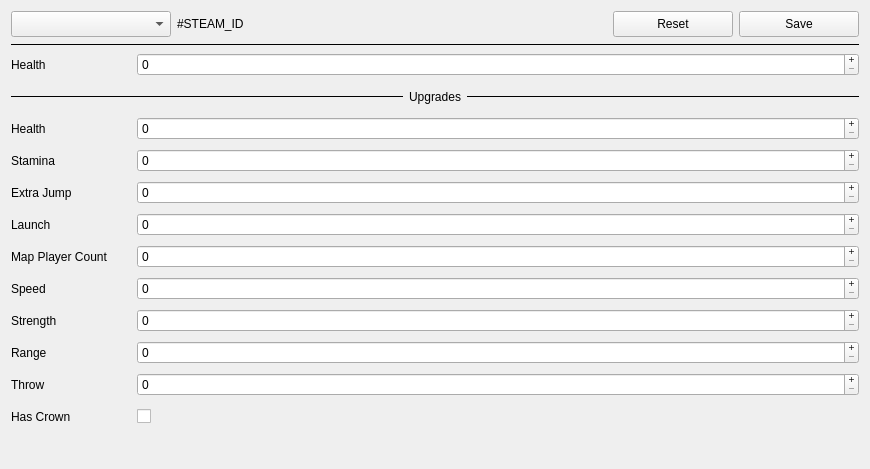
Qt form src/widgets/playerwidget/playerwidget.ui (XZSt4nce/repo-save-editor) before a commit.
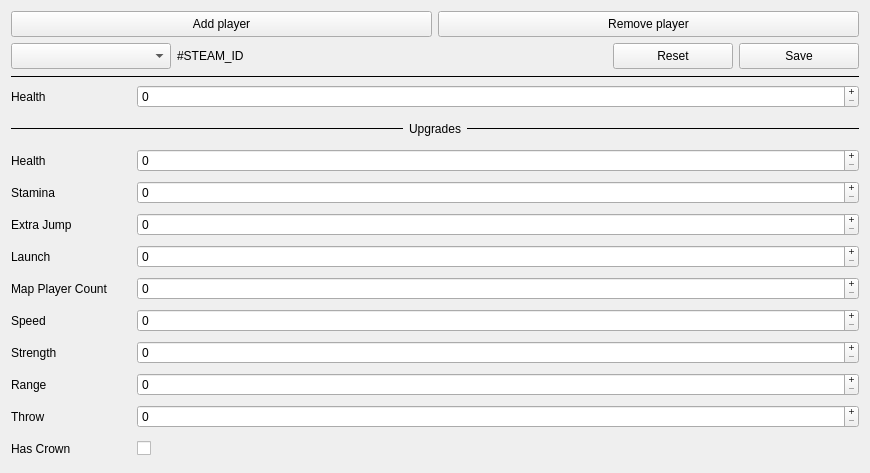
The same form after that commit. Custom widgets are drawn as their Qt base class.

Commit message: Little restructurization; Player adding/removing moved to players tab from menu

```diff
--- a/src/widgets/playerwidget/playerwidget.ui
+++ b/src/widgets/playerwidget/playerwidget.ui
@@ -65,6 +65,48 @@
      </widget>
      <widget class="QWidget" name="page_2">
       <layout class="QVBoxLayout" name="verticalLayout">
+       <item>
+        <layout class="QHBoxLayout" name="horizontalLayout_15">
+         <item>
+          <widget class="QPushButton" name="addButton">
+           <property name="minimumSize">
+            <size>
+             <width>120</width>
+             <height>26</height>
+            </size>
+           </property>
+           <property name="maximumSize">
+            <size>
+             <width>16777215</width>
+             <height>16777215</height>
+            </size>
+           </property>
+           <property name="text">
+            <string>Add player</string>
+           </property>
+          </widget>
+         </item>
+         <item>
+          <widget class="QPushButton" name="removeButton">
+           <property name="minimumSize">
+            <size>
+             <width>120</width>
+             <height>26</height>
+            </size>
+           </property>
+           <property name="maximumSize">
+            <size>
+             <width>16777215</width>
+             <height>16777215</height>
+            </size>
+           </property>
+           <property name="text">
+            <string>Remove player</string>
+           </property>
+          </widget>
+         </item>
+        </layout>
+       </item>
        <item>
         <layout class="QHBoxLayout" name="horizontalLayout_2">
          <item>
```
The commit also changes 7 other files.
